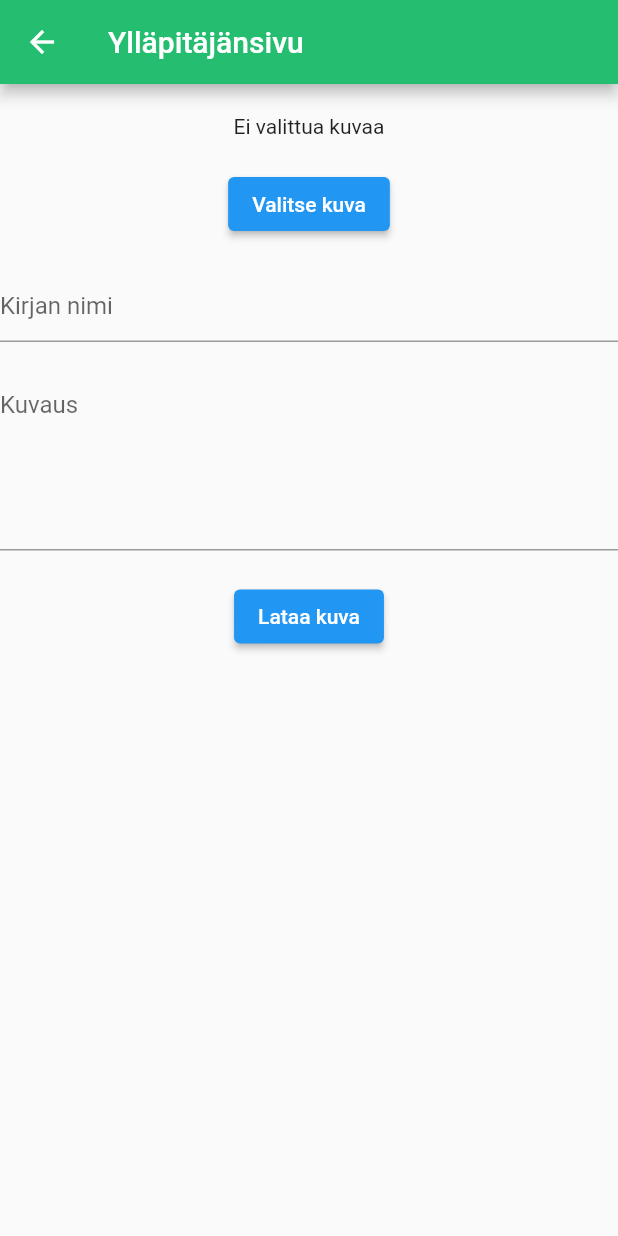
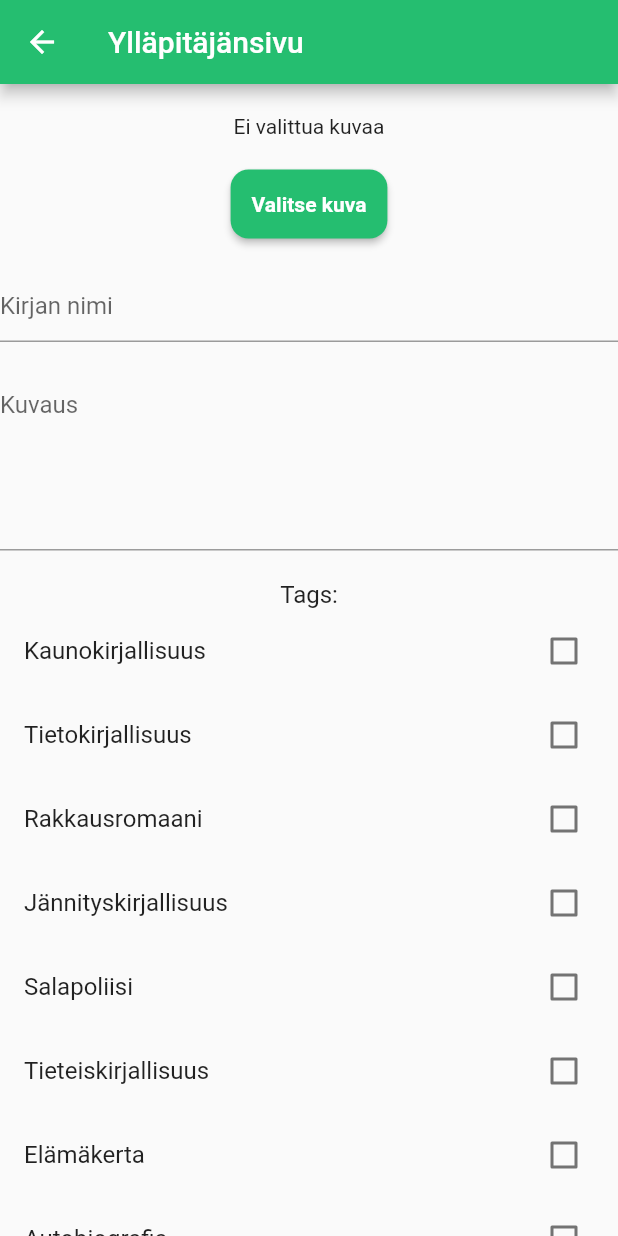
Before and after one commit to Mobiilikehitys-projekti-R6/Library-Application, a Flutter app: the AdminPage screen opened directly, on a phone screen of 412 x 824 dp. Run offline on Flutter 3.47's test engine with Material 2 defaults, Android fonts, the phone set to English and light mode, and no system bars; our stand-ins replace cloud_firestore, firebase_auth, firebase_core, firebase_storage, image_picker, table_calendar; accounts and stored records are empty.

```diff
--- a/library_app/lib/pages/addBooks.dart
+++ b/library_app/lib/pages/addBooks.dart
@@ -17,6 +17,20 @@ class _AdminState extends State<AdminPage> {
   String _name = '';
   String _description = '';
   List<String> tags = [];
+
+  final List<String> tagOptions = [
+    'Kaunokirjallisuus',
+    'Tietokirjallisuus',
+    'Rakkausromaani',
+    'Jännityskirjallisuus',
+    'Salapoliisi',
+    'Tieteiskirjallisuus',
+    'Elämäkerta',
+    'Autobiografia',
+    'Historia',
+    'Politiikka',
+    'Sci-fi'
+  ];
 
   Future<void> _pickImage(ImageSource source) async {
     final picker = ImagePicker();
@@ -40,9 +54,10 @@ class _AdminState extends State<AdminPage> {
         .ref()
         .child('book-images/$_name/$uniqueId.jpg');
 
-    final metadata =
-        SettableMetadata(contentType: 'image/jpeg', customMetadata: {
-      'name': _name,
+    final metadata = SettableMetadata(
+      contentType: 'image/jpeg',
+      customMetadata: {
+        'name': _name,
     });
 
     final UploadTask uploadTask =
@@ -85,10 +100,28 @@ class _AdminState extends State<AdminPage> {
                     ),
               SizedBox(height: 20.0),
               ElevatedButton(
-                child: Text('Valitse kuva'),
                 onPressed: () {
                   _pickImage(ImageSource.gallery);
                 },
+                child: Text(
+                  'Valitse kuva',
+                  style: TextStyle(
+                    color: Colors.white,
+                    fontWeight: FontWeight.bold,
+                    fontSize: 14,
+                  ),
+                ),
+                style: ElevatedButton.styleFrom(
+                  backgroundColor: Color(0xFF25BE70),
+                  shape: RoundedRectangleBorder(
+                    borderRadius: BorderRadius.circular(12),
+                  ),
+                  textStyle: TextStyle(
+                    fontWeight: FontWeight.bold,
+                    fontSize: 14,
+                  ),
+                  padding: EdgeInsets.symmetric(vertical: 15, horizontal: 14),
+                ),
               ),
               SizedBox(height: 20.0),
               TextFormField(
@@ -122,13 +155,50 @@ class _AdminState extends State<AdminPage> {
                 },
               ),
               SizedBox(height: 20.0),
+              Text('Tags:', style: TextStyle(fontSize: 16.0)),
+              Column(
+                children: tagOptions
+                    .map((tag) => CheckboxListTile(
+                          title: Text(tag),
+                          value: tags.contains(tag),
+                          onChanged: (checked) {
+                            setState(() {
+                              if (checked!) {
+                                tags.add(tag);
+                              } else {
+                                tags.remove(tag);
+                              }
+                            });
+                          },
+                        ))
+                    .toList(),
+              ),
+              SizedBox(height: 20.0),
               ElevatedButton(
-                child: Text('Lataa kuva'),
                 onPressed: () {
                   if (_formKey.currentState!.validate()) {
                     _uploadImageToFirebase();
                   }
                 },
+                child: Text(
+                  'Luo kirja',
+                  style: TextStyle(
+                    color: Colors.white,
+                    fontWeight: FontWeight.bold,
+                    fontSize: 14,
+                  ),
+                ),
+                style: ElevatedButton.styleFrom(
+                  backgroundColor: Color(0xFF25BE70),
+                  shape: RoundedRectangleBorder(
+                    borderRadius: BorderRadius.circular(12),
+                  ),
+                  textStyle: TextStyle(
+                    fontWeight: FontWeight.bold,
+                    fontSize: 14,
+                  ),
+                  padding: EdgeInsets.symmetric(vertical: 15, horizontal: 14),
+                ),
               ),
             ],
           ),
--- a/library_app/lib/pages/home.dart
+++ b/library_app/lib/pages/home.dart
@@ -59,9 +59,24 @@ void _showBookDialog(BuildContext context, dynamic bookData) {
                       fontSize: 18,
                     ),
                   ),
+                  SizedBox(height: 5),
+                  Wrap(
+                    spacing: 5,
+                    children: [
+                      for (var tag in bookData["tags"])
+                        Chip(
+                          label: Text(tag),
+                          backgroundColor: Colors.white,
+                          labelStyle: TextStyle(
+                            color: Colors.grey,
+                            fontWeight: FontWeight.w600,
+                          ),
+                        ),
+                    ],
+                  ),
                   SizedBox(height: 20),
                   Text(
-                  bookData["information"] ?? "",
+                    bookData["description"] ?? "",
                     textAlign: TextAlign.center,
                     style: TextStyle(
                       color: Colors.black,
@@ -83,8 +98,6 @@ void _showBookDialog(BuildContext context, dynamic bookData) {
       ),
     );
   }
-
-
 
   @override
   void initState() {
@@ -215,7 +228,6 @@ void _showBookDialog(BuildContext context, dynamic bookData) {
                         onTap: () {
                           _showBookDialog(context, bookData);
                         },
-
                         child: Container(
                           padding:
                               EdgeInsets.symmetric(vertical: 5, horizontal: 10),
```
Lines whose indentation alone changed are shown as unchanged.
